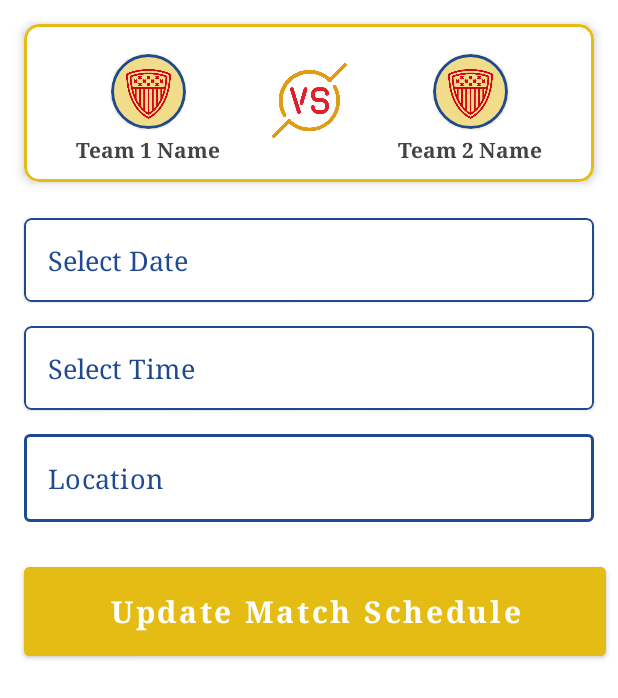
After one commit to deep1360/CegepSoccerLeague, an Android app: the fragment UpdateScheduleFragment shown on its own in the app's theme, on a phone screen of 412 x 824 dp. The commit adds this screen. Shown: the top 698 px of the screen. Run offline under Robolectric (Android 15) with nearby library versions, the phone set to English and light mode, and no system bars; our stand-ins replace Firebase (no records; nobody signed in at launch, a user with empty details on screens opened directly); 1 statement that could not run was skipped.

Commit message:
Update Schedule Fragment Added

```diff
--- /dev/null
+++ b/app/src/main/res/layout/fragment_update_schedule.xml
@@ -0,0 +1,252 @@
+<?xml version="1.0" encoding="utf-8"?>
+<ScrollView xmlns:android="http://schemas.android.com/apk/res/android"
+    xmlns:tools="http://schemas.android.com/tools"
+    android:layout_width="match_parent"
+    android:layout_height="match_parent"
+    xmlns:app="http://schemas.android.com/apk/res-auto"
+    tools:context=".UpdateScheduleFragment"
+    android:fillViewport="true">
+
+    <androidx.constraintlayout.widget.ConstraintLayout
+        android:layout_width="match_parent"
+        android:layout_height="wrap_content"
+        android:layout_alignParentStart="true"
+        android:layout_alignParentTop="true"
+        android:layout_alignParentEnd="true"
+        android:paddingBottom="50dp">
+
+        <com.google.android.material.card.MaterialCardView
+            android:id="@+id/us_teams_cv"
+            android:layout_width="match_parent"
+            android:layout_height="wrap_content"
+            android:layout_margin="16dp"
+            app:cardElevation="4dp"
+            app:strokeColor="@color/colorAccent"
+            app:strokeWidth="2dp"
+            app:cardCornerRadius="10dp"
+            app:layout_constraintStart_toStartOf="parent"
+            app:layout_constraintTop_toTopOf="parent"
+            app:layout_constraintEnd_toEndOf="parent">
+
+            <androidx.constraintlayout.widget.ConstraintLayout
+                android:layout_width="match_parent"
+                android:layout_height="wrap_content"
+                android:paddingBottom="8dp"
+                android:paddingTop="4dp">
+
+                    <com.google.android.material.card.MaterialCardView
+                        android:id="@+id/us_team1_icon_cv"
+                        android:layout_width="50dp"
+                        android:layout_height="50dp"
+                        app:cardCornerRadius="30dp"
+                        android:layout_marginTop="16dp"
+                        app:layout_constraintStart_toStartOf="parent"
+                        app:layout_constraintTop_toTopOf="parent"
+                        app:layout_constraintEnd_toStartOf="@id/us_vs_img_view"
+                        app:layout_constraintBottom_toTopOf="@id/us_team1_name"
+                        app:strokeColor="@color/colorPrimary"
+                        app:strokeWidth="2dp">
+
+                        <ImageView
+                            android:layout_gravity="center"
+                            android:src="@drawable/add_team_icon"
+                            android:id="@+id/us_team1_img_view"
+                            android:layout_width="match_parent"
+                            android:layout_height="match_parent"
+                            android:scaleType="centerCrop"/>
+                    </com.google.android.material.card.MaterialCardView>
+
+                    <TextView
+                        android:id="@+id/us_team1_name"
+                        android:layout_width="wrap_content"
+                        android:layout_height="wrap_content"
+                        app:layout_constraintTop_toBottomOf="@id/us_team1_icon_cv"
+                        app:layout_constraintStart_toStartOf="parent"
+                        app:layout_constraintEnd_toStartOf="@id/us_vs_img_view"
+                        android:text="Team 1 Name"
+                        android:padding="4dp"
+                        android:textColor="@color/textBlackGrey"
+                        android:textStyle="bold"/>
+
+
+                    <ImageView
+                        android:id="@+id/us_vs_img_view"
+                        android:layout_width="50dp"
+                        android:layout_height="50dp"
+                        app:layout_constraintTop_toTopOf="parent"
+                        app:layout_constraintBottom_toBottomOf="parent"
+                        app:layout_constraintStart_toStartOf="parent"
+                        app:layout_constraintEnd_toEndOf="parent"
+                        android:src="@drawable/vs" />
+
+                    <com.google.android.material.card.MaterialCardView
+                        android:id="@+id/us_team2_icon_cv"
+                        android:layout_width="50dp"
+                        android:layout_height="50dp"
+                        app:cardCornerRadius="30dp"
+                        android:layout_marginTop="16dp"
+                        app:layout_constraintTop_toTopOf="parent"
+                        app:layout_constraintStart_toEndOf="@id/us_vs_img_view"
+                        app:layout_constraintEnd_toEndOf="parent"
+                        app:layout_constraintBottom_toTopOf="@id/us_team2_name"
+                        app:strokeColor="@color/colorPrimary"
+                        app:strokeWidth="2dp">
+
+                        <ImageView
+                            android:layout_gravity="center"
+                            android:src="@drawable/add_team_icon"
+                            android:id="@+id/us_team2_img_view"
+                            android:layout_width="match_parent"
+                            android:layout_height="match_parent"
+                            android:scaleType="centerCrop"/>
+                    </com.google.android.material.card.MaterialCardView>
+
+                    <TextView
+                        android:id="@+id/us_team2_name"
+                        android:layout_width="wrap_content"
+                        android:layout_height="wrap_content"
+                        app:layout_constraintTop_toBottomOf="@id/us_team2_icon_cv"
+                        app:layout_constraintStart_toEndOf="@id/us_vs_img_view"
+                        app:layout_constraintEnd_toEndOf="parent"
+                        android:text="Team 2 Name"
+                        android:padding="4dp"
+                        android:textColor="@color/textBlackGrey"
+                        android:textStyle="bold"/>
+
+
+            </androidx.constraintlayout.widget.ConstraintLayout>
+
+        </com.google.android.material.card.MaterialCardView>
+
+
+
+        <com.google.android.material.card.MaterialCardView
+            android:id="@+id/update_match_date_cv"
+            android:layout_width="0dp"
+            android:layout_height="wrap_content"
+            app:layout_constraintStart_toStartOf="@id/update_match_location_layout"
+            app:layout_constraintEnd_toEndOf="@id/update_match_location_layout"
+            app:layout_constraintTop_toBottomOf="@id/us_teams_cv"
+            app:strokeWidth="1dp"
+            app:strokeColor="@color/colorPrimary"
+            app:cardCornerRadius="5dp"
+            android:layout_marginTop="24dp">
+
+            <TextView
+                android:id="@+id/update_match_date_txt_view"
+                android:layout_width="match_parent"
+                android:layout_height="wrap_content"
+                android:text="Select Date"
+                android:padding="16dp"
+                android:textSize="18sp"
+                android:textColor="@color/colorPrimary" />
+
+        </com.google.android.material.card.MaterialCardView>
+
+        <TextView
+            android:id="@+id/update_match_date_error"
+            android:layout_width="0dp"
+            android:layout_height="wrap_content"
+            android:textSize="16sp"
+            android:textColor="@color/colorVarient"
+            android:text="Required fields are missing!"
+            app:layout_constraintTop_toBottomOf="@id/update_match_date_cv"
+            app:layout_constraintStart_toStartOf="@id/update_match_date_cv"
+            app:layout_constraintEnd_toEndOf="@id/update_match_date_cv"
+            android:paddingStart="8dp"
+            android:visibility="gone"/>
+
+        <com.google.android.material.card.MaterialCardView
+            android:id="@+id/update_match_time_cv"
+            android:layout_width="0dp"
+            android:layout_height="wrap_content"
+            app:layout_constraintStart_toStartOf="@id/update_match_location_layout"
+            app:layout_constraintEnd_toEndOf="@id/update_match_location_layout"
+            app:layout_constraintTop_toBottomOf="@id/update_match_date_error"
+            app:strokeWidth="1dp"
+            app:strokeColor="@color/colorPrimary"
+            app:cardCornerRadius="5dp"
+            android:layout_marginTop="16dp">
+
+            <TextView
+                android:id="@+id/update_match_time_txt_view"
+                android:layout_width="match_parent"
+                android:layout_height="wrap_content"
+                android:text="Select Time"
+                android:padding="16dp"
+                android:textSize="18sp"
+                android:textColor="@color/colorPrimary" />
+
+        </com.google.android.material.card.MaterialCardView>
+
+        <TextView
+            android:id="@+id/update_match_time_error"
+            android:layout_width="0dp"
+            android:layout_height="wrap_content"
+            android:textSize="16sp"
+            android:textColor="@color/colorVarient"
+            android:text="Required fields are missing!"
+            app:layout_constraintTop_toBottomOf="@id/update_match_time_cv"
+            app:layout_constraintStart_toStartOf="@id/update_match_time_cv"
+            app:layout_constraintEnd_toEndOf="@id/update_match_time_cv"
+            android:paddingStart="8dp"
+            android:visibility="gone"/>
+
+
+
+        <com.google.android.material.textfield.TextInputLayout
+            android:id="@+id/update_match_location_layout"
+            style="@style/TextInputLayoutStyle"
+            android:layout_width="match_parent"
+            android:layout_height="wrap_content"
+            android:layout_marginStart="16dp"
+            android:layout_marginTop="16dp"
+            android:layout_marginEnd="16dp"
+            app:hintEnabled="false"
+            app:endIconMode="clear_text"
+            app:layout_constraintEnd_toEndOf="parent"
+            app:layout_constraintStart_toStartOf="parent"
+            app:layout_constraintTop_toBottomOf="@id/update_match_time_error">
+
+            <com.google.android.material.textfield.TextInputEditText
+                style="@style/TextInputEditTextStyle"
+                android:layout_width="match_parent"
+                android:layout_height="wrap_content"
+                android:hint="Location"
+                android:inputType="text" />
+
+        </com.google.android.material.textfield.TextInputLayout>
+
+        <TextView
+            android:id="@+id/update_team1_team2_error_txt"
+            android:layout_width="match_parent"
+            android:layout_height="wrap_content"
+            android:textSize="16sp"
+            android:textColor="@color/colorVarient"
+            android:text="Team 1 Or Team 2 already have a match on selected date!!"
+            app:layout_constraintTop_toBottomOf="@id/update_match_location_layout"
+            android:layout_marginStart="16dp"
+            android:layout_marginEnd="16dp"
+            android:layout_marginTop="16dp"
+            android:visibility="gone"/>
+
+        <com.google.android.material.button.MaterialButton
+            android:id="@+id/update_schedule_btn"
+            app:layout_constraintEnd_toEndOf="parent"
+            app:layout_constraintStart_toStartOf="parent"
+            app:layout_constraintTop_toBottomOf="@id/update_team1_team2_error_txt"
+            android:layout_width="0dp"
+            android:layout_height="wrap_content"
+            android:layout_marginStart="16dp"
+            android:layout_marginEnd="8dp"
+            android:layout_marginTop="24dp"
+            android:padding="16dp"
+            android:text="Update Match Schedule"
+            android:textSize="20sp"
+            android:textStyle="bold"
+            android:backgroundTint="@color/colorAccent"/>
+
+
+    </androidx.constraintlayout.widget.ConstraintLayout>
+
+</ScrollView>
--- a/app/src/main/res/navigation/home_nav_tree.xml
+++ b/app/src/main/res/navigation/home_nav_tree.xml
@@ -103,4 +103,9 @@
         android:name="com.example.cegepsoccerleague.SelectMatchFragment"
         android:label="Select Match"
         tools:layout="@layout/fragment_select_match" />
+    <fragment
+        android:id="@+id/updateScheduleFragment"
+        android:name="com.example.cegepsoccerleague.UpdateScheduleFragment"
+        android:label="Update Schedule"
+        tools:layout="@layout/fragment_update_schedule" />
 </navigation>
```
Also changed, not shown: app/src/main/java/com/example/cegepsoccerleague/MatchScheduleInfoFragment.java (+30 -1 lines), app/src/main/java/com/example/cegepsoccerleague/UpdateScheduleFragment.java (added, +311 -0 lines), app/src/main/res/layout/fragment_add_schedule.xml (+1 -12 lines).
